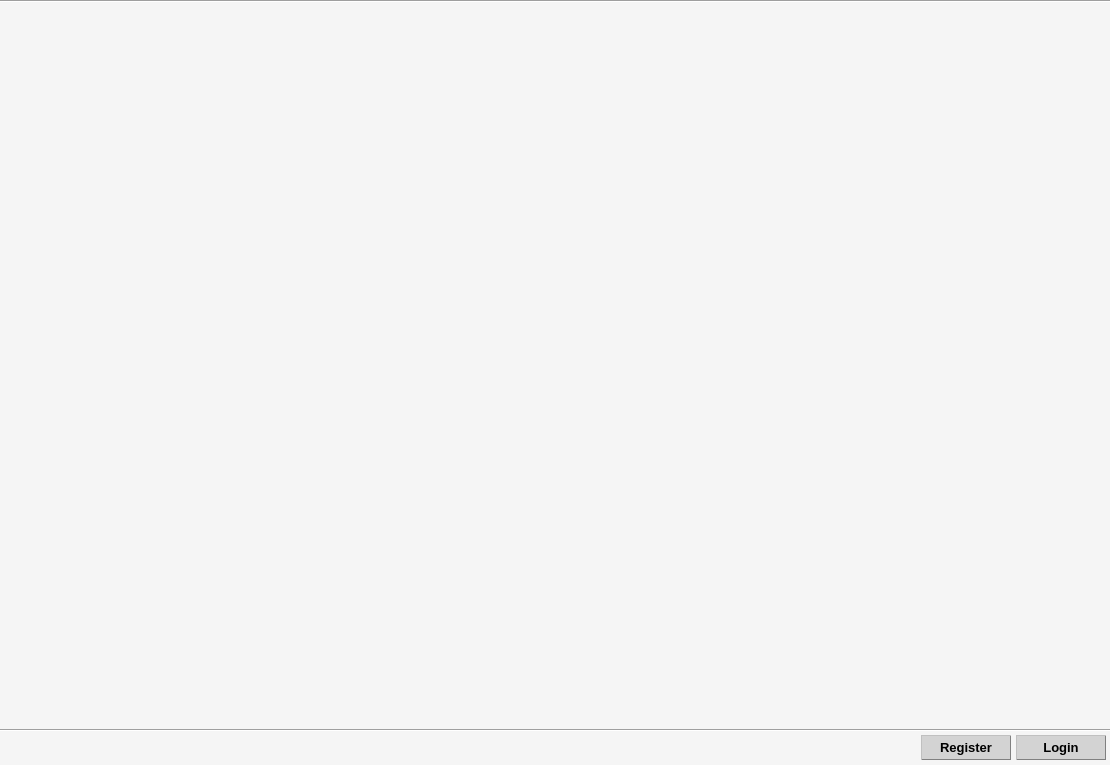
The window that CLIENT/RHE_Client/mainwindow.ui (qvinn/RHE) describes before a commit, drawn with Qt 5.
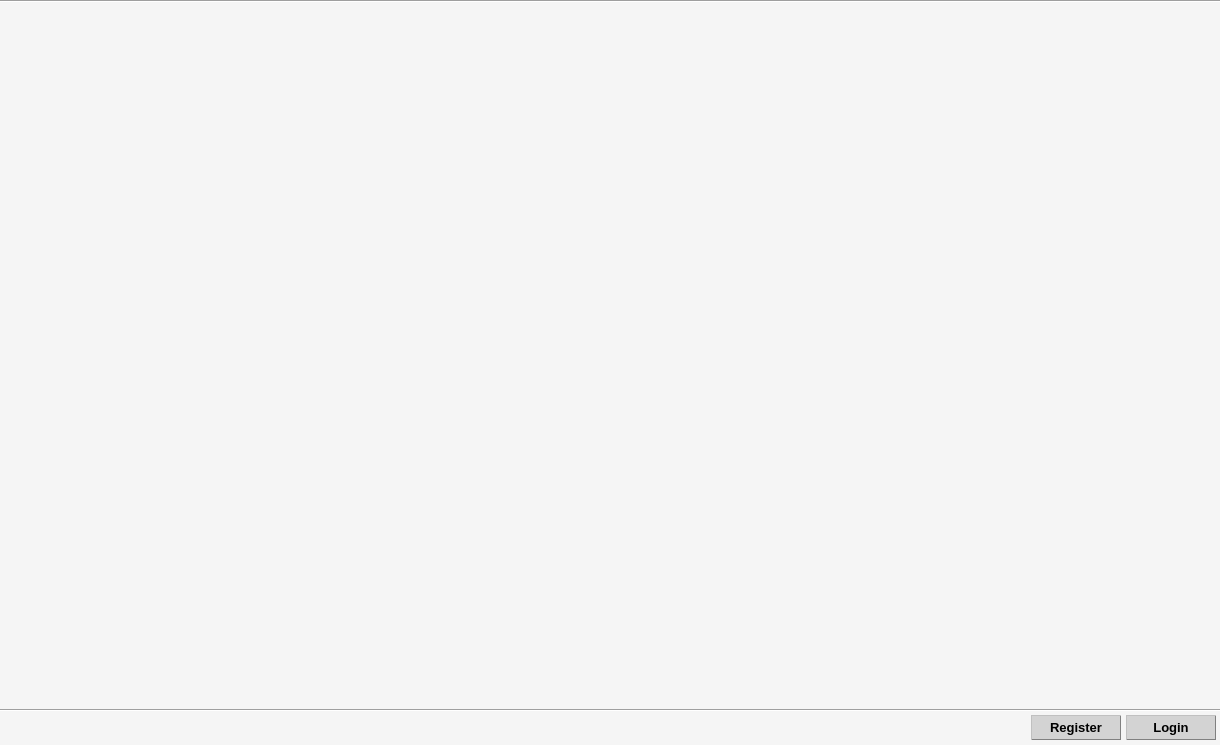
The same window after the commit.

```diff
--- a/CLIENT/RHE_Client/mainwindow.ui
+++ b/CLIENT/RHE_Client/mainwindow.ui
@@ -6,14 +6,14 @@
    <rect>
     <x>0</x>
     <y>0</y>
-    <width>1110</width>
-    <height>765</height>
+    <width>1220</width>
+    <height>745</height>
    </rect>
   </property>
   <property name="minimumSize">
    <size>
-    <width>1110</width>
-    <height>760</height>
+    <width>1220</width>
+    <height>745</height>
    </size>
   </property>
   <property name="palette">
@@ -115,8 +115,8 @@
     <property name="geometry">
      <rect>
       <x>0</x>
-      <y>730</y>
-      <width>1111</width>
+      <y>710</y>
+      <width>1221</width>
       <height>35</height>
      </rect>
     </property>
@@ -726,8 +726,8 @@
      <rect>
       <x>0</x>
       <y>0</y>
-      <width>1111</width>
-      <height>731</height>
+      <width>1221</width>
+      <height>711</height>
      </rect>
     </property>
     <layout class="QVBoxLayout" name="verticalLayout">
```
